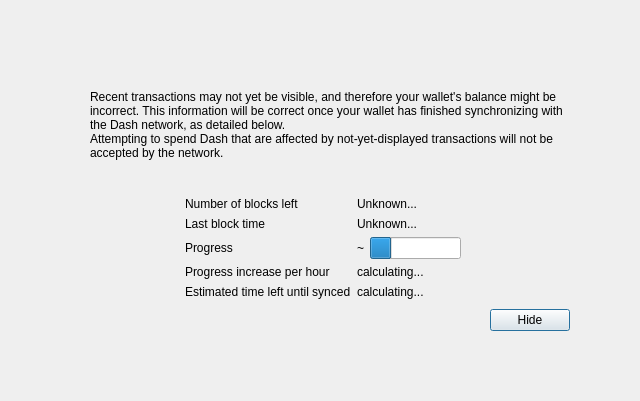
diabasecoin/diabase, file src/qt/forms/modaloverlay.ui: the form before one commit.
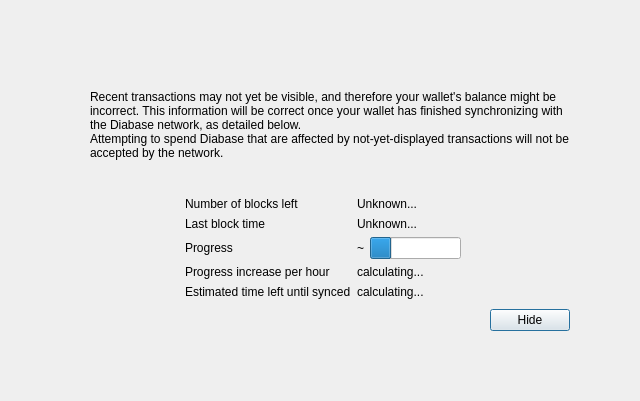
The form after the commit. Custom widgets are drawn as their Qt base class.

```diff
--- a/src/qt/forms/modaloverlay.ui
+++ b/src/qt/forms/modaloverlay.ui
@@ -111,7 +111,7 @@
              <item>
               <widget class="QLabel" name="infoText">
                <property name="text">
-                <string>Recent transactions may not yet be visible, and therefore your wallet's balance might be incorrect. This information will be correct once your wallet has finished synchronizing with the Dash network, as detailed below.</string>
+                <string>Recent transactions may not yet be visible, and therefore your wallet's balance might be incorrect. This information will be correct once your wallet has finished synchronizing with the Diabase network, as detailed below.</string>
                </property>
                <property name="textFormat">
                 <enum>Qt::RichText</enum>
@@ -124,7 +124,7 @@
              <item>
               <widget class="QLabel" name="infoTextStrong">
                <property name="text">
-                <string>Attempting to spend Dash that are affected by not-yet-displayed transactions will not be accepted by the network.</string>
+                <string>Attempting to spend Diabase that are affected by not-yet-displayed transactions will not be accepted by the network.</string>
                </property>
                <property name="textFormat">
                 <enum>Qt::RichText</enum>
```
